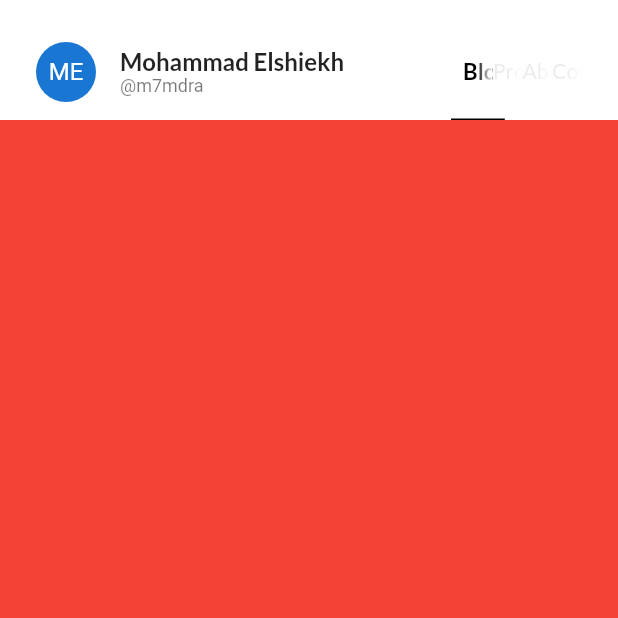
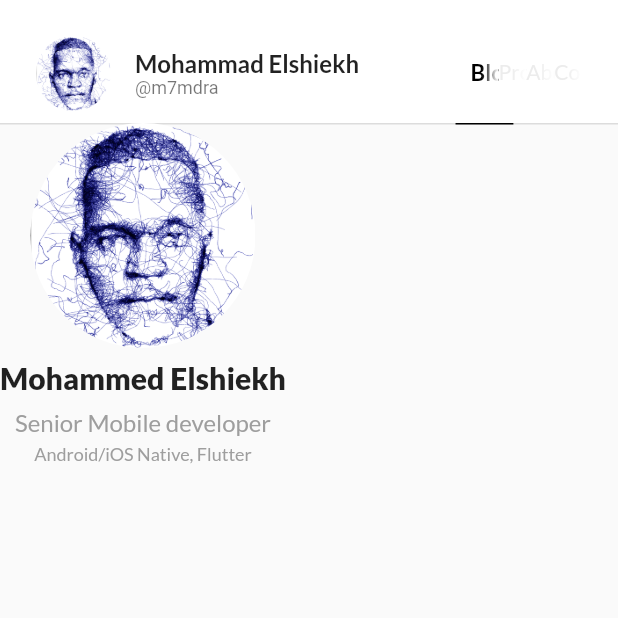
Before and after one commit to m7mdra/flutter-blog, a Flutter app: the screen it shows after launch, on a phone screen of 412 x 824 dp, the top half of it. Run offline on Flutter 3.47's test engine with Material 2 defaults, Android fonts, the light colour scheme and no system bars; our stand-ins replace google_fonts; statements that could not run were skipped.

Commit message:
Added logo, and mobile support

```diff
--- /dev/null
+++ b/lib/avatar_widget.dart
@@ -0,0 +1,37 @@
+import 'package:flutter/material.dart';
+
+class AvatarWidget extends StatefulWidget {
+  final Size size;
+
+  const AvatarWidget({Key? key, required this.size}) : super(key: key);
+
+  @override
+  _AvatarWidgetState createState() => _AvatarWidgetState();
+}
+
+class _AvatarWidgetState extends State<AvatarWidget> {
+  bool _enableAnimation = false;
+
+  @override
+  Widget build(BuildContext context) {
+    return GestureDetector(
+      onTap: () {
+        setState(() {
+          _enableAnimation = !_enableAnimation;
+        });
+      },
+      child: ClipOval(
+        child: Image.asset(
+          _enableAnimation ? 'assets/image/logo.gif' : 'assets/image/logo.png',
+          fit: BoxFit.contain,
+          width: widget.size.width,
+          height: widget.size.height,
+          errorBuilder: (BuildContext context, _, ignore) {
+            return Image.asset('assets/image/logo.png',
+                width: widget.size.width, height: widget.size.height);
+          },
+        ),
+      ),
+    );
+  }
+}
--- a/lib/home_page.dart
+++ b/lib/home_page.dart
@@ -1,4 +1,5 @@
 import 'package:flutter/material.dart';
+import 'package:myblog/small_about_widget.dart';
 
 import 'logo_name_widget.dart';
 import 'navigation_tabs.dart';
@@ -44,11 +45,35 @@ class _HomePageState extends State<HomePage>
   @override
   Widget build(BuildContext context) {
     return Scaffold(
-      body: Column(
+      body: LayoutBuilder(
+        builder: (BuildContext context, BoxConstraints constraints) {
+          if (constraints.maxWidth <= 400) {
+            return Column(
               children: [
                 Container(
-            padding:
-                const EdgeInsets.only(top: 24, right: 24, left: 24, bottom: 8),
+                  color: Colors.white,
+                  padding: const EdgeInsets.only(
+                      top: 24, right: 24, left: 24, bottom: 8),
+                  child: SmallAboutWidget(),
+                ),
+                Container(
+                  padding: const EdgeInsets.only(
+                      top: 24, right: 24, left: 24, bottom: 8),
+                  decoration: BoxDecoration(boxShadow: [
+                    BoxShadow(offset: Offset(0, 1), color: Colors.black12),
+                  ], color: Colors.white),
+                  child: Row(
+                    children: [NavigationTabs(tabController: _tabController)],
+                  ),
+                )
+              ],
+            );
+          } else {
+            return Column(
+              children: [
+                Container(
+                  padding: const EdgeInsets.only(
+                      top: 24, right: 24, left: 24, bottom: 8),
                   decoration: BoxDecoration(boxShadow: [
                     BoxShadow(offset: Offset(0, 1), color: Colors.black12)
                   ], color: Colors.white),
@@ -70,16 +95,14 @@ class _HomePageState extends State<HomePage>
                             curve: Curves.linear);
                       });
                     },
-              children: [
-                Container(color: Colors.red),
-                Container(color: Colors.black),
-                Container(color: Colors.blue),
-                Container(color: Colors.yellow),
-              ],
+                    children: [SmallAboutWidget()],
                     controller: _pageController,
                   ),
                 )
               ],
+            );
+          }
+        },
       ),
     );
   }
--- a/lib/logo_name_widget.dart
+++ b/lib/logo_name_widget.dart
@@ -1,5 +1,6 @@
 import 'package:flutter/material.dart';
 import 'package:google_fonts/google_fonts.dart';
+import 'package:myblog/avatar_widget.dart';
 
 class LogoNameWidget extends StatelessWidget {
   const LogoNameWidget({
@@ -10,7 +11,7 @@ class LogoNameWidget extends StatelessWidget {
   Widget build(BuildContext context) {
     return Row(
       children: [
-        CircleAvatar(child: Text("ME")),
+        AvatarWidget(size: Size(50,50)),
         const SizedBox(width: 16),
         Column(
           crossAxisAlignment: CrossAxisAlignment.start,
--- a/lib/main.dart
+++ b/lib/main.dart
@@ -12,6 +12,7 @@ class MyApp extends StatelessWidget {
   @override
   Widget build(BuildContext context) {
     return MaterialApp(
+      debugShowCheckedModeBanner: false,
       routes: _routes,
       title: 'Flutter Demo',
       theme: ThemeData(primarySwatch: Colors.blue),
--- a/lib/navigation_tabs.dart
+++ b/lib/navigation_tabs.dart
@@ -36,7 +36,7 @@ class NavigationTabs extends StatelessWidget {
             borderSide: BorderSide(width: 1.0, color: Colors.black)),
         labelStyle: GoogleFonts.lato(
             fontWeight: FontWeight.bold, color: Colors.black, fontSize: 15),
-        indicatorPadding: EdgeInsets.all(-8),
+        indicatorPadding: EdgeInsets.all(-10),
         labelPadding: EdgeInsets.zero,
         unselectedLabelStyle:
         GoogleFonts.lato(fontSize: 14, color: Colors.grey.withAlpha(50)),
--- /dev/null
+++ b/lib/small_about_widget.dart
@@ -0,0 +1,43 @@
+import 'package:flutter/material.dart';
+import 'package:google_fonts/google_fonts.dart';
+import 'package:myblog/avatar_widget.dart';
+
+class SmallAboutWidget extends StatelessWidget {
+  const SmallAboutWidget({Key? key}) : super(key: key);
+
+  @override
+  Widget build(BuildContext context) {
+    return Row(
+      mainAxisSize: MainAxisSize.min,
+      children: [
+        if (isMobileScreen(context)) AvatarWidget(size: Size(100, 100)),
+        if (isMobileScreen(context)) SizedBox(width: 16),
+        Column(
+          children: [
+            if (MediaQuery.of(context).size.width > 400)
+              AvatarWidget(size: Size(150, 150)),
+            SizedBox(height: 8),
+            Text(
+              'Mohammed Elshiekh',
+              style:
+                  GoogleFonts.lato(fontWeight: FontWeight.w900, fontSize: 20),
+            ),
+            SizedBox(height: 8),
+            Text(
+              'Senior Mobile developer',
+              style: GoogleFonts.lato(color: Colors.grey, fontSize: 16),
+            ),
+            SizedBox(height: 4),
+            Text(
+              'Android/iOS Native, Flutter',
+              style: GoogleFonts.lato(color: Colors.grey, fontSize: 12),
+            ),
+          ],
+        ),
+      ],
+    );
+  }
+
+  bool isMobileScreen(BuildContext context) =>
+      MediaQuery.of(context).size.width <= 400;
+}
--- a/pubspec.yaml
+++ b/pubspec.yaml
@@ -45,8 +45,8 @@ flutter:
   uses-material-design: true
 
   # To add assets to your application, add an assets section, like this:
-  # assets:
-  #   - images/a_dot_burr.jpeg
+  assets:
+    - assets/image/
   #   - images/a_dot_ham.jpeg
 
   # An image asset can refer to one or more resolution-specific "variants", see
```
Also changed, not shown: assets/image/logo.gif (added), assets/image/logo.png (added). Lines whose indentation alone changed are shown as unchanged.
